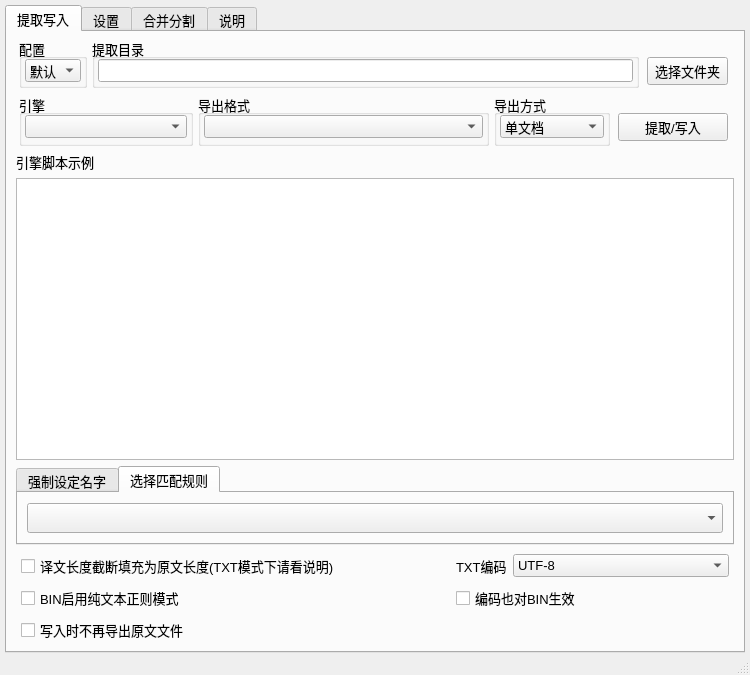
The window that main/ui_mainWindow.ui (satan53x/SExtractor) describes before a commit, drawn with Qt 5.
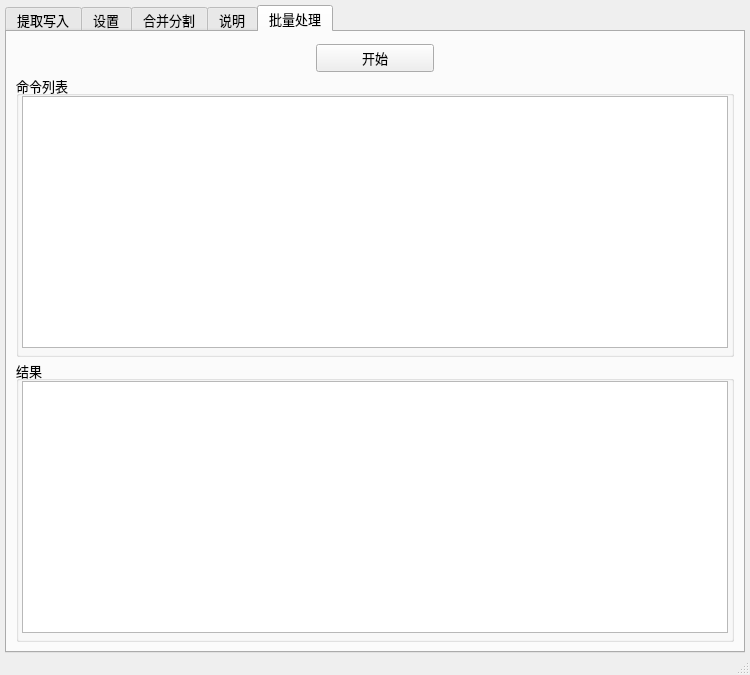
The same window after the commit. The open tabs and pages were chosen to show the change.

Commit message: 添加页面：批量处理

The edit to the form file:
```diff
--- a/main/ui_mainWindow.ui
+++ b/main/ui_mainWindow.ui
@@ -1655,6 +1655,128 @@
         </item>
        </layout>
       </widget>
+      <widget class="QWidget" name="tab_batch">
+       <attribute name="title">
+        <string>批量处理</string>
+       </attribute>
+       <layout class="QVBoxLayout" name="verticalLayout_13" stretch="0,5,5">
+        <property name="spacing">
+         <number>3</number>
+        </property>
+        <item>
+         <widget class="QWidget" name="widget_13" native="true">
+          <layout class="QHBoxLayout" name="horizontalLayout_14" stretch="5,2,5">
+           <property name="spacing">
+            <number>3</number>
+           </property>
+           <property name="leftMargin">
+            <number>3</number>
+           </property>
+           <property name="topMargin">
+            <number>3</number>
+           </property>
+           <property name="rightMargin">
+            <number>3</number>
+           </property>
+           <property name="bottomMargin">
+            <number>0</number>
+           </property>
+           <item>
+            <spacer name="horizontalSpacer_8">
+             <property name="orientation">
+              <enum>Qt::Horizontal</enum>
+             </property>
+             <property name="sizeHint" stdset="0">
+              <size>
+               <width>40</width>
+               <height>20</height>
+              </size>
+             </property>
+            </spacer>
+           </item>
+           <item>
+            <widget class="QPushButton" name="batchStartButton">
+             <property name="text">
+              <string>开始</string>
+             </property>
+            </widget>
+           </item>
+           <item>
+            <spacer name="horizontalSpacer_9">
+             <property name="orientation">
+              <enum>Qt::Horizontal</enum>
+             </property>
+             <property name="sizeHint" stdset="0">
+              <size>
+               <width>40</width>
+               <height>20</height>
+              </size>
+             </property>
+            </spacer>
+           </item>
+          </layout>
+         </widget>
+        </item>
+        <item>
+         <widget class="QGroupBox" name="groupBox_4">
+          <property name="title">
+           <string>命令列表</string>
+          </property>
+          <layout class="QVBoxLayout" name="verticalLayout_14">
+           <property name="spacing">
+            <number>6</number>
+           </property>
+           <property name="leftMargin">
+            <number>3</number>
+           </property>
+           <property name="topMargin">
+            <number>0</number>
+           </property>
+           <property name="rightMargin">
+            <number>3</number>
+           </property>
+           <property name="bottomMargin">
+            <number>6</number>
+           </property>
+           <item>
+            <widget class="QTextEdit" name="batchCmdListEdit">
+             <property name="acceptRichText">
+              <bool>false</bool>
+             </property>
+            </widget>
+           </item>
+          </layout>
+         </widget>
+        </item>
+        <item>
+         <widget class="QGroupBox" name="groupBox_19">
+          <property name="title">
+           <string>结果</string>
+          </property>
+          <layout class="QVBoxLayout" name="verticalLayout_15">
+           <property name="spacing">
+            <number>6</number>
+           </property>
+           <property name="leftMargin">
+            <number>3</number>
+           </property>
+           <property name="topMargin">
+            <number>0</number>
+           </property>
+           <property name="rightMargin">
+            <number>3</number>
+           </property>
+           <property name="bottomMargin">
+            <number>6</number>
+           </property>
+           <item>
+            <widget class="QTextBrowser" name="batchResultBrowser"/>
+           </item>
+          </layout>
+         </widget>
+        </item>
+       </layout>
+      </widget>
      </widget>
     </item>
    </layout>
```
Left out of the diff: 8 changed lines with no effect on the pictures. The commit also changes 6 other files.
